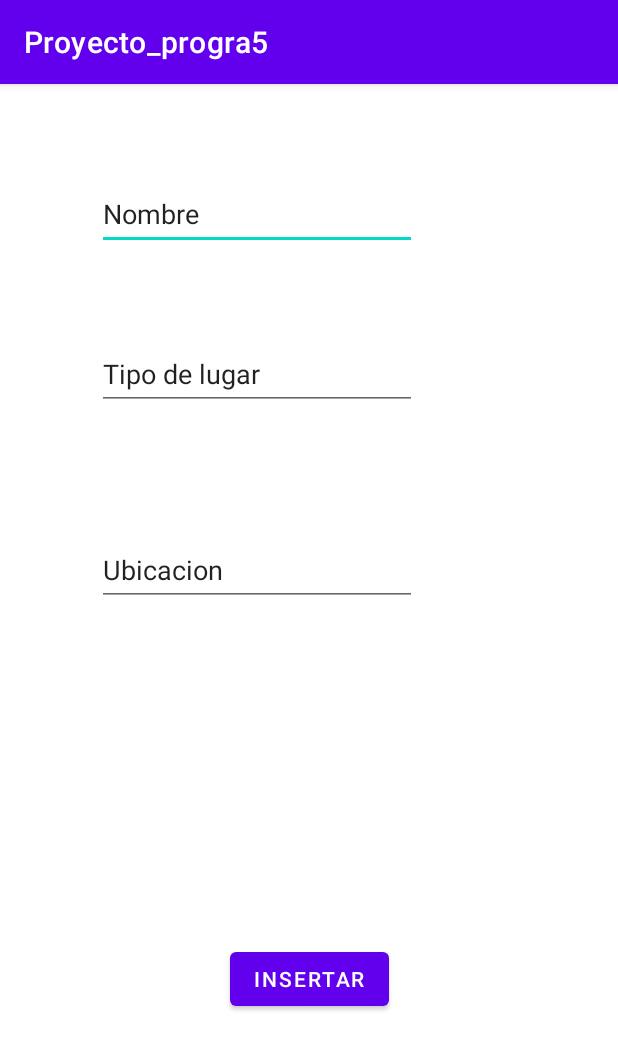
After one commit to Dylan411/Proyecto_Progra_V, an Android app: the InsertActivity screen opened directly, with no data from a screen before it, on a phone screen of 412 x 824 dp. The commit adds this screen. Shown: the top 1050 px of the screen. Run offline under Robolectric (Android 15) with nearby library versions, the phone set to English and light mode, and no system bars; our stand-ins replace Firebase (no records; nobody signed in at launch, a user with empty details on screens opened directly).

Commit message:
implemented firebase db insert site with three fields show only one static site "soda"

```diff
--- a/app/build.gradle
+++ b/app/build.gradle
@@ -37,6 +37,7 @@ android {
 
 dependencies {
     implementation "androidx.fragment:fragment-ktx:1.5.0"
+    implementation "com.google.firebase:firebase-firestore:24.2.1"
     implementation 'com.google.android.gms:play-services-auth:20.2.0'
     implementation 'com.google.firebase:firebase-auth:21.0.6'
     implementation 'com.squareup.picasso:picasso:2.71828'
--- a/app/src/main/AndroidManifest.xml
+++ b/app/src/main/AndroidManifest.xml
@@ -13,6 +13,9 @@
         android:supportsRtl="true"
         android:theme="@style/Theme.Proyecto_progra5"
         tools:targetApi="31">
+        <activity
+            android:name=".InsertActivity"
+            android:exported="false" />
         <activity
             android:name=".FragmentLogin"
             android:exported="false" />
--- /dev/null
+++ b/app/src/main/java/com/example/proyecto_progra5/InsertActivity.kt
@@ -0,0 +1,25 @@
+package com.example.proyecto_progra5
+
+import androidx.appcompat.app.AppCompatActivity
+import android.os.Bundle
+import com.google.firebase.firestore.FirebaseFirestore
+import kotlinx.android.synthetic.main.fragment_insert_sites.*
+import kotlinx.android.synthetic.main.fragment_perfil.*
+
+class InsertActivity : AppCompatActivity() {
+
+    private val db = FirebaseFirestore.getInstance()
+
+    override fun onCreate(savedInstanceState: Bundle?) {
+        super.onCreate(savedInstanceState)
+        setContentView(R.layout.fragment_insert_sites)
+
+        btnInsertSite.setOnClickListener {
+            db.collection("sites").document(txtInsertName.text.toString()).set(
+                hashMapOf("name" to txtInsertName.text.toString(),
+                "type" to txtInsertType.text.toString(),
+                "site" to txtInsertSite.text.toString())
+            )
+        }
+    }
+}
--- a/app/src/main/res/layout/fragment_home.xml
+++ b/app/src/main/res/layout/fragment_home.xml
@@ -37,7 +37,6 @@
         android:layout_height="wrap_content"
         android:layout_marginStart="20dp"
         android:layout_marginTop="24dp"
-        android:text="MALL LINCOL PLAZA"
         app:layout_constraintBottom_toBottomOf="@+id/viewHome"
         app:layout_constraintEnd_toEndOf="parent"
         app:layout_constraintHorizontal_bias="0.489"
@@ -51,7 +50,6 @@
         android:layout_height="wrap_content"
         android:layout_marginStart="20dp"
         android:layout_marginTop="16dp"
-        android:text="CENTRO COMERCIAL"
         app:layout_constraintBottom_toBottomOf="@+id/viewHome"
         app:layout_constraintEnd_toEndOf="@+id/viewHome"
         app:layout_constraintHorizontal_bias="0.494"
@@ -65,7 +63,6 @@
         android:layout_height="wrap_content"
         android:layout_marginStart="20dp"
         android:layout_marginTop="20dp"
-        android:text="LINDORA SAN JOSE"
         app:layout_constraintBottom_toBottomOf="@+id/viewHome"
         app:layout_constraintEnd_toEndOf="parent"
         app:layout_constraintHorizontal_bias="0.45"
--- /dev/null
+++ b/app/src/main/res/layout/fragment_insert_sites.xml
@@ -0,0 +1,69 @@
+<?xml version="1.0" encoding="utf-8"?>
+<androidx.constraintlayout.widget.ConstraintLayout xmlns:android="http://schemas.android.com/apk/res/android"
+    xmlns:app="http://schemas.android.com/apk/res-auto"
+    xmlns:tools="http://schemas.android.com/tools"
+    android:layout_width="match_parent"
+    android:layout_height="match_parent">
+
+    <Button
+        android:id="@+id/btnInsertSite"
+        android:layout_width="wrap_content"
+        android:layout_height="wrap_content"
+        android:layout_marginBottom="147dp"
+        android:text="Insertar"
+        app:layout_constraintBottom_toBottomOf="parent"
+        app:layout_constraintEnd_toEndOf="parent"
+        app:layout_constraintStart_toStartOf="parent" />
+
+    <EditText
+        android:id="@+id/txtInsertName"
+        android:layout_width="wrap_content"
+        android:layout_height="wrap_content"
+        android:layout_marginStart="66dp"
+        android:layout_marginTop="70dp"
+        android:layout_marginEnd="135dp"
+        android:layout_marginBottom="29dp"
+        android:ems="10"
+        android:inputType="textPersonName"
+        android:minHeight="48dp"
+        android:text="Nombre"
+        app:layout_constraintBottom_toTopOf="@+id/txtInsertType"
+        app:layout_constraintEnd_toEndOf="parent"
+        app:layout_constraintStart_toStartOf="parent"
+        app:layout_constraintTop_toTopOf="parent"
+        android:autofillHints="" />
+
+    <EditText
+        android:id="@+id/txtInsertType"
+        android:layout_width="wrap_content"
+        android:layout_height="wrap_content"
+        android:layout_marginTop="29dp"
+        android:layout_marginEnd="134dp"
+        android:layout_marginBottom="41dp"
+        android:ems="10"
+        android:inputType="textPersonName"
+        android:minHeight="48dp"
+        android:text="Tipo de lugar"
+        app:layout_constraintBottom_toTopOf="@+id/txtInsertSite"
+        app:layout_constraintEnd_toEndOf="parent"
+        app:layout_constraintStart_toStartOf="@+id/txtInsertName"
+        app:layout_constraintTop_toBottomOf="@+id/txtInsertName"
+        android:autofillHints="" />
+
+    <EditText
+        android:id="@+id/txtInsertSite"
+        android:layout_width="wrap_content"
+        android:layout_height="wrap_content"
+        android:layout_marginTop="41dp"
+        android:layout_marginEnd="134dp"
+        android:layout_marginBottom="232dp"
+        android:ems="10"
+        android:inputType="textPersonName"
+        android:minHeight="48dp"
+        android:text="Ubicacion"
+        app:layout_constraintBottom_toTopOf="@+id/btnInsertSite"
+        app:layout_constraintEnd_toEndOf="parent"
+        app:layout_constraintStart_toStartOf="@+id/txtInsertType"
+        app:layout_constraintTop_toBottomOf="@+id/txtInsertType"
+        android:autofillHints="" />
+</androidx.constraintlayout.widget.ConstraintLayout>
```
Also changed, not shown: app/src/main/java/com/example/proyecto_progra5/HomeFragment.kt (+29 -1 lines), app/src/main/java/com/example/proyecto_progra5/MainActivity.kt (+7 -2 lines), app/src/main/java/com/example/proyecto_progra5/PerilFragment.kt (+25 -2 lines), app/src/main/res/layout/activity_main.xml (+16 -1 lines).
